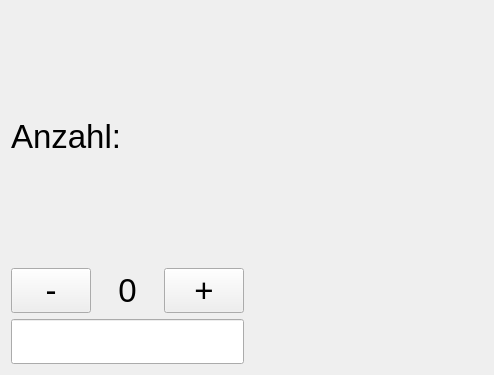
The window that TallyOnRaspberry/scanwidget.ui (Deltachi/Tally_Teamproject) describes before a commit, drawn with Qt 5.
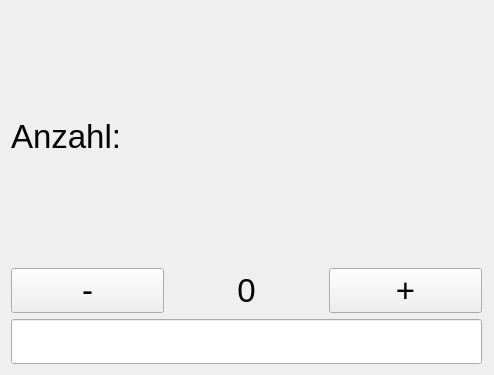
The same window after the commit.

Patch:
```diff
--- a/TallyOnRaspberry/scanwidget.ui
+++ b/TallyOnRaspberry/scanwidget.ui
@@ -13,9 +13,9 @@
   <property name="windowTitle">
    <string>Form</string>
   </property>
-  <layout class="QGridLayout" name="gridLayout">
+  <layout class="QGridLayout" name="gridLayout" columnstretch="1,1" columnminimumwidth="1,1">
    <item row="0" column="0">
-    <layout class="QHBoxLayout" name="horizontalLayout_2" stretch="1,1">
+    <layout class="QHBoxLayout" name="horizontalLayout_2" stretch="1">
      <item>
       <layout class="QVBoxLayout" name="verticalLayout">
        <item>
@@ -84,11 +84,11 @@
        </item>
       </layout>
      </item>
-     <item>
-      <widget class="QWidget" name="widget" native="true"/>
-     </item>
     </layout>
    </item>
+   <item row="0" column="1">
+    <layout class="QGridLayout" name="gridLayout_port"/>
+   </item>
   </layout>
  </widget>
  <tabstops>
```
